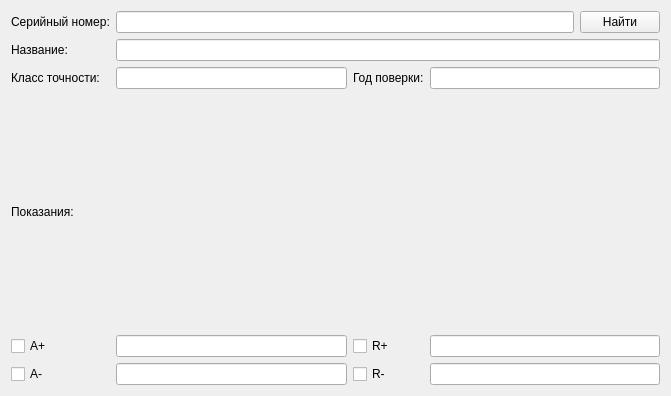
nikola240698/MeteringActs, file ui/meteractwidget.ui: the form before one commit.
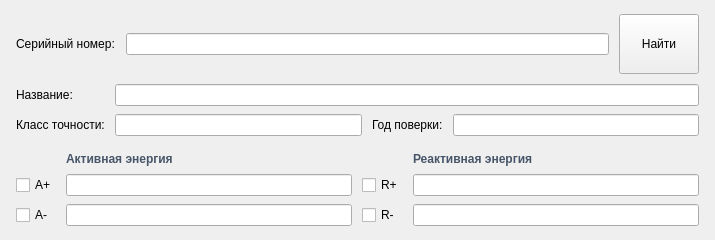
The form after the commit.

Diff of the .ui file:
```diff
--- a/ui/meteractwidget.ui
+++ b/ui/meteractwidget.ui
@@ -6,8 +6,8 @@
    <rect>
     <x>0</x>
     <y>0</y>
-    <width>671</width>
-    <height>396</height>
+    <width>715</width>
+    <height>240</height>
    </rect>
   </property>
   <property name="minimumSize">
@@ -28,94 +28,121 @@
   <property name="styleSheet">
    <string notr="true"/>
   </property>
-  <layout class="QGridLayout" name="gridLayout_2">
-   <item row="0" column="0">
-    <layout class="QGridLayout" name="gridLayout">
-     <item row="4" column="2">
-      <widget class="QCheckBox" name="reactiveImportCheckBox">
-       <property name="text">
-        <string>R+</string>
-       </property>
-      </widget>
-     </item>
-     <item row="1" column="0">
-      <widget class="QLabel" name="nameLabel">
-       <property name="text">
-        <string>Название:</string>
-       </property>
-      </widget>
-     </item>
-     <item row="0" column="0">
+  <layout class="QVBoxLayout" name="verticalLayout">
+   <property name="spacing">
+    <number>10</number>
+   </property>
+   <property name="leftMargin">
+    <number>16</number>
+   </property>
+   <property name="topMargin">
+    <number>14</number>
+   </property>
+   <property name="rightMargin">
+    <number>16</number>
+   </property>
+   <property name="bottomMargin">
+    <number>14</number>
+   </property>
+   <item>
+    <layout class="QHBoxLayout" name="serialRow">
+     <item>
       <widget class="QLabel" name="serialLabel">
+       <property name="minimumSize">
+        <size>
+         <width>100</width>
+         <height>0</height>
+        </size>
+       </property>
        <property name="text">
         <string>Серийный номер:</string>
        </property>
       </widget>
      </item>
-     <item row="2" column="1">
+     <item>
+      <widget class="QLineEdit" name="serialNumberLineEdit">
+       <property name="minimumSize">
+        <size>
+         <width>0</width>
+         <height>0</height>
+        </size>
+       </property>
+       <property name="readOnly">
+        <bool>false</bool>
+       </property>
+      </widget>
+     </item>
+     <item>
+      <widget class="QPushButton" name="findMeterButton">
+       <property name="sizePolicy">
+        <sizepolicy hsizetype="Minimum" vsizetype="Preferred">
+         <horstretch>0</horstretch>
+         <verstretch>0</verstretch>
+        </sizepolicy>
+       </property>
+       <property name="minimumSize">
+        <size>
+         <width>72</width>
+         <height>0</height>
+        </size>
+       </property>
+       <property name="maximumSize">
+        <size>
+         <width>90</width>
+         <height>16777215</height>
+        </size>
+       </property>
+       <property name="text">
+        <string>Найти</string>
+       </property>
+      </widget>
+     </item>
+    </layout>
+   </item>
+   <item>
+    <layout class="QGridLayout" name="meterInfoLayout">
+     <property name="horizontalSpacing">
+      <number>10</number>
+     </property>
+     <property name="verticalSpacing">
+      <number>8</number>
+     </property>
+     <item row="1" column="1">
       <widget class="QLineEdit" name="accuracyClassLineEdit">
        <property name="readOnly">
         <bool>true</bool>
        </property>
       </widget>
      </item>
-     <item row="2" column="3">
-      <widget class="QLineEdit" name="verificationYearLineEdit">
-       <property name="readOnly">
-        <bool>false</bool>
-       </property>
-      </widget>
-     </item>
-     <item row="2" column="0">
+     <item row="1" column="0">
       <widget class="QLabel" name="accuracylabel">
        <property name="text">
         <string>Класс точности:</string>
        </property>
       </widget>
      </item>
-     <item row="5" column="2">
-      <widget class="QCheckBox" name="reactiveExportCheckBox">
-       <property name="text">
-        <string>R-</string>
-       </property>
-      </widget>
-     </item>
-     <item row="4" column="0">
-      <widget class="QCheckBox" name="activeImportCheckBox">
-       <property name="text">
-        <string>A+</string>
-       </property>
-      </widget>
-     </item>
-     <item row="2" column="2">
+     <item row="1" column="2">
       <widget class="QLabel" name="verificationYearLabel">
        <property name="text">
         <string>Год поверки:</string>
        </property>
       </widget>
      </item>
+     <item row="0" column="0">
+      <widget class="QLabel" name="nameLabel">
+       <property name="text">
+        <string>Название:</string>
+       </property>
+      </widget>
+     </item>
+     <item row="1" column="3">
+      <widget class="QLineEdit" name="verificationYearLineEdit">
+       <property name="readOnly">
+        <bool>false</bool>
+       </property>
+      </widget>
+     </item>
      <item row="0" column="1" colspan="3">
-      <layout class="QHBoxLayout" name="horizontalLayout">
-       <item>
-        <widget class="QLineEdit" name="serialNumberLineEdit">
-         <property name="readOnly">
-          <bool>false</bool>
-         </property>
-        </widget>
-       </item>
-       <item>
-        <widget class="QPushButton" name="findMeterButton">
-         <property name="text">
-          <string>Найти</string>
-         </property>
-        </widget>
-       </item>
-      </layout>
-     </item>
-     <item row="4" column="3">
-      <widget class="QLineEdit" name="reactiveImportLineEdit"/>
-     </item>
-     <item row="1" column="1" colspan="3">
       <widget class="QLineEdit" name="meterNameLineEdit">
        <property name="frame">
         <bool>true</bool>
@@ -125,29 +152,94 @@
        </property>
       </widget>
      </item>
-     <item row="5" column="3">
-      <widget class="QLineEdit" name="reactiveExportLineEdit"/>
-     </item>
-     <item row="4" column="1">
-      <widget class="QLineEdit" name="activeImportLineEdit"/>
-     </item>
-     <item row="3" column="0" colspan="4">
-      <widget class="QLabel" name="meterslabel">
-       <property name="text">
-        <string>Показания:</string>
-       </property>
-      </widget>
-     </item>
-     <item row="5" column="1">
+    </layout>
+   </item>
+   <item>
+    <spacer name="verticalSpacer">
+     <property name="orientation">
+      <enum>Qt::Orientation::Vertical</enum>
+     </property>
+     <property name="sizeType">
+      <enum>QSizePolicy::Policy::Fixed</enum>
+     </property>
+     <property name="sizeHint" stdset="0">
+      <size>
+       <width>20</width>
+       <height>6</height>
+      </size>
+     </property>
+    </spacer>
+   </item>
+   <item>
+    <layout class="QGridLayout" name="readingsLayout">
+     <property name="horizontalSpacing">
+      <number>10</number>
+     </property>
+     <property name="verticalSpacing">
+      <number>8</number>
+     </property>
+     <item row="2" column="1">
       <widget class="QLineEdit" name="activeExportLineEdit"/>
      </item>
-     <item row="5" column="0">
+     <item row="1" column="2">
+      <widget class="QCheckBox" name="reactiveImportCheckBox">
+       <property name="text">
+        <string>R+</string>
+       </property>
+      </widget>
+     </item>
+     <item row="1" column="0">
+      <widget class="QCheckBox" name="activeImportCheckBox">
+       <property name="text">
+        <string>A+</string>
+       </property>
+      </widget>
+     </item>
+     <item row="2" column="0">
       <widget class="QCheckBox" name="activeExportCheckBox">
        <property name="text">
         <string>A-</string>
        </property>
       </widget>
      </item>
+     <item row="1" column="3">
+      <widget class="QLineEdit" name="reactiveImportLineEdit"/>
+     </item>
+     <item row="1" column="1">
+      <widget class="QLineEdit" name="activeImportLineEdit"/>
+     </item>
+     <item row="2" column="2">
+      <widget class="QCheckBox" name="reactiveExportCheckBox">
+       <property name="text">
+        <string>R-</string>
+       </property>
+      </widget>
+     </item>
+     <item row="2" column="3">
+      <widget class="QLineEdit" name="reactiveExportLineEdit"/>
+     </item>
+     <item row="0" column="3">
+      <widget class="QLabel" name="reactiveEnergyLabel">
+       <property name="styleSheet">
+        <string notr="true">font-weight: 600;
+color: #475569;</string>
+       </property>
+       <property name="text">
+        <string>Реактивная энергия</string>
+       </property>
+      </widget>
+     </item>
+     <item row="0" column="1">
+      <widget class="QLabel" name="activeEnegryLabel">
+       <property name="styleSheet">
+        <string notr="true">font-weight: 600;
+color: #475569;</string>
+       </property>
+       <property name="text">
+        <string>Активная энергия</string>
+       </property>
+      </widget>
+     </item>
     </layout>
    </item>
   </layout>
```
Left out of the diff: 2 changed lines with no effect on the pictures.
